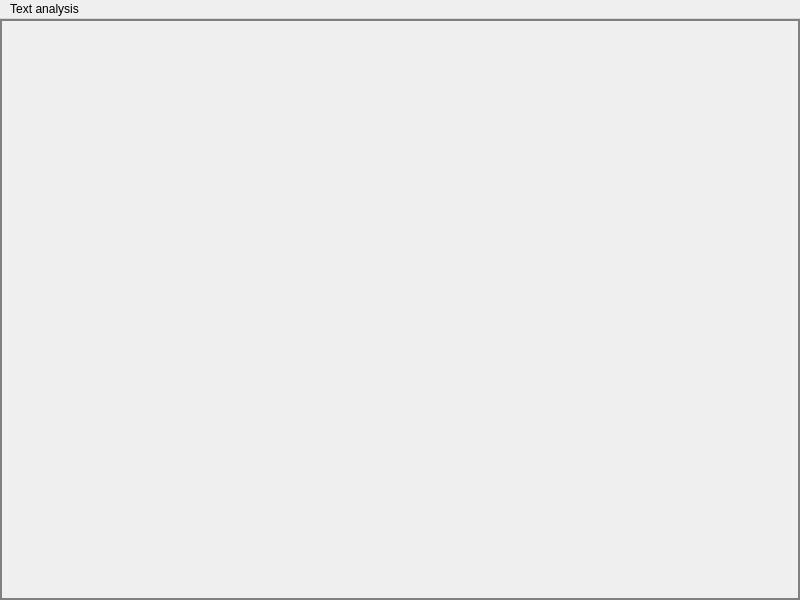
Qt form twitter_analysis/core/gui/ui_files/main_window.ui (atrevisan/EventAnalyser) before a commit.
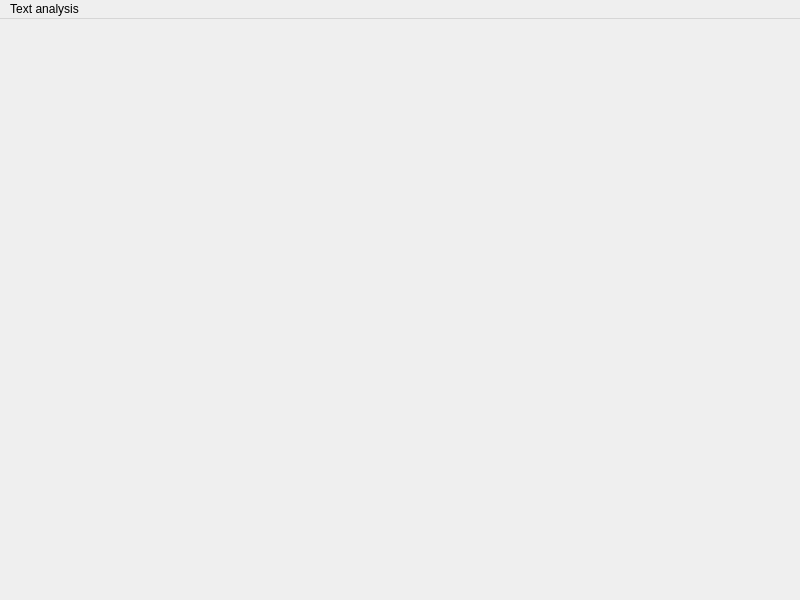
The same form after that commit.

Patch:
```diff
--- a/twitter_analysis/core/gui/ui_files/main_window.ui
+++ b/twitter_analysis/core/gui/ui_files/main_window.ui
@@ -15,11 +15,7 @@
   </property>
   <widget class="QWidget" name="widget_central_widget">
    <property name="styleSheet">
-    <string notr="true">QWidget#widget_central_widget { 
-
-     border: 2px solid gray; 
-  
- } </string>
+    <string notr="true"/>
    </property>
   </widget>
   <widget class="QMenuBar" name="menubar">
```
Left out of the diff: 6 changed lines with no effect on the pictures.
